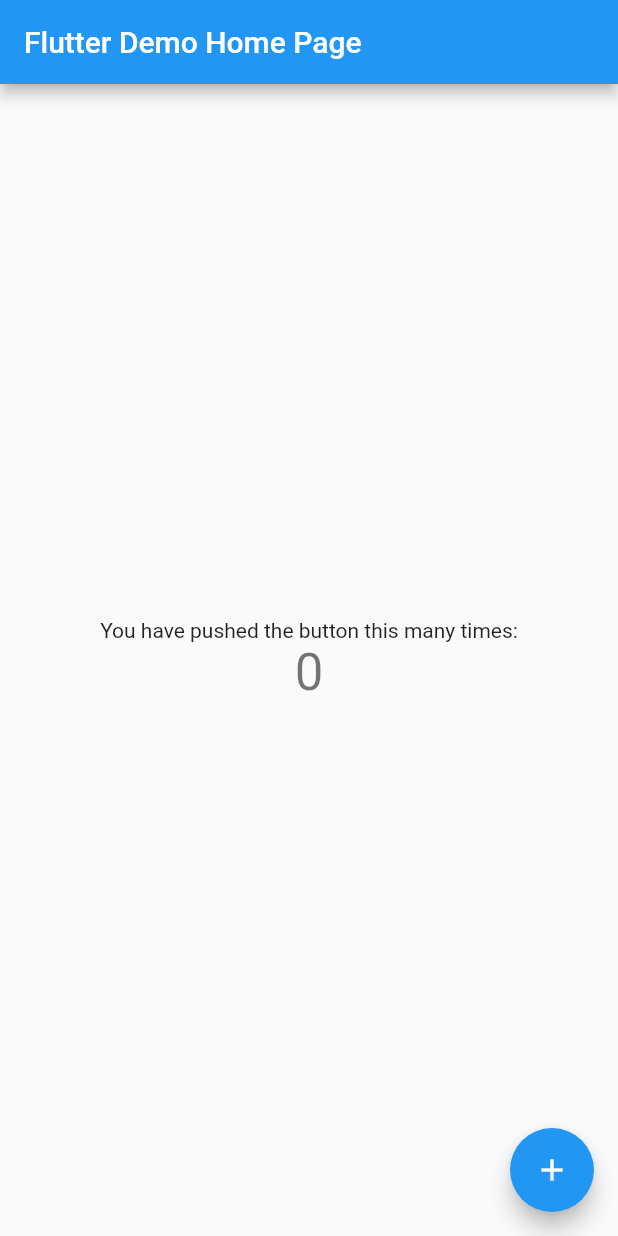
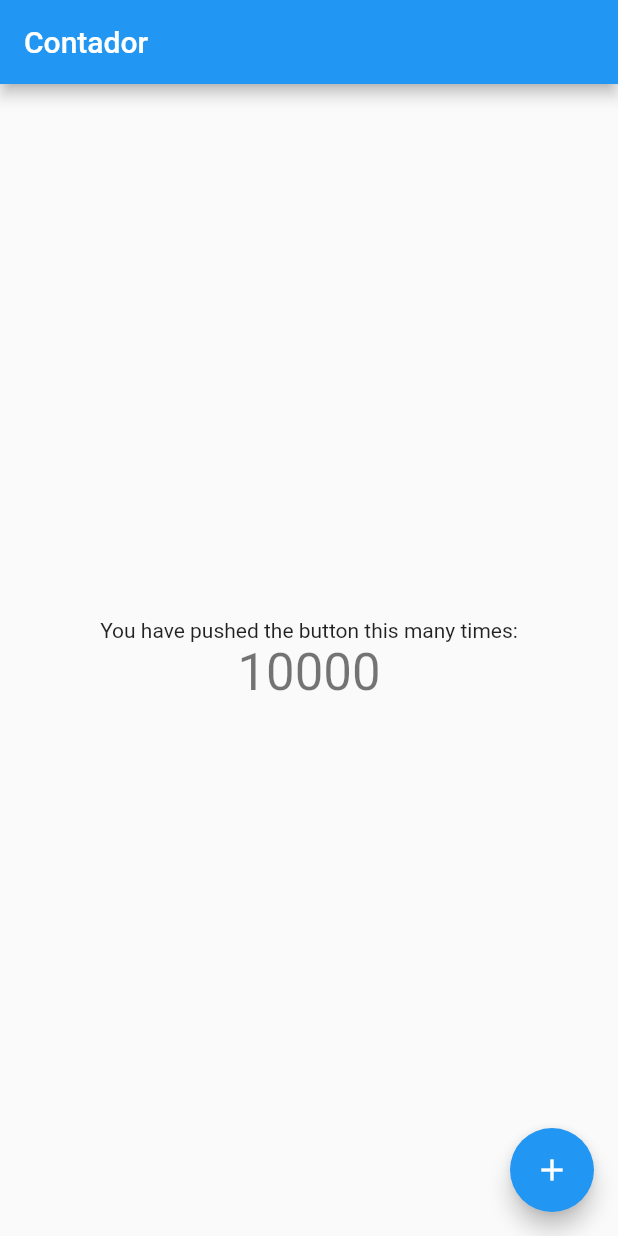
Before and after one commit to estelson/pomodoro, a Flutter app: the screen it shows after launch, on a phone screen of 412 x 824 dp. Run offline on Flutter 3.47's test engine with Material 2 defaults, Android fonts, the phone set to English and light mode, and no system bars; our stand-ins replace flutter_mobx, mobx; generated files the repository leaves out were written again.

Commit message:
Adicionando gerenciamento de estado de forma reativa utilizando MobX - https://pub.dev/packages?q=mobx

```diff
--- a/analysis_options.yaml
+++ b/analysis_options.yaml
@@ -25,5 +25,6 @@ linter:
     # avoid_print: false  # Uncomment to disable the `avoid_print` rule
     # prefer_single_quotes: true  # Uncomment to enable the `prefer_single_quotes` rule
     prefer_const_constructors: false
+
 # Additional information about this file can be found at
 # https://dart.dev/guides/language/analysis-options
--- a/lib/main.dart
+++ b/lib/main.dart
@@ -1,4 +1,6 @@
 import 'package:flutter/material.dart';
+import 'package:flutter_mobx/flutter_mobx.dart';
+import 'package:pomodoro/store/contador.store.dart';
 
 void main() {
   runApp(const MyApp());
@@ -10,56 +12,47 @@ class MyApp extends StatelessWidget {
   @override
   Widget build(BuildContext context) {
     return MaterialApp(
+      debugShowCheckedModeBanner: false,
       title: 'Flutter Demo',
       theme: ThemeData(
         primarySwatch: Colors.blue,
       ),
-      home: const MyHomePage(title: 'Flutter Demo Home Page'),
+      home: HomePage(),
     );
   }
 }
 
-class MyHomePage extends StatefulWidget {
-  const MyHomePage({super.key, required this.title});
-  final String title;
+final store = ContadorStore();
 
-  @override
-  State<MyHomePage> createState() => _MyHomePageState();
-}
-
-class _MyHomePageState extends State<MyHomePage> {
-  int _counter = 0;
-
-  void _incrementCounter() {
-    setState(() {
-      _counter++;
-    });
-  }
+class HomePage extends StatelessWidget {
+  const HomePage({super.key});
 
   @override
   Widget build(BuildContext context) {
     return Scaffold(
       appBar: AppBar(
-        title: Text(widget.title),
+        title: Text("Contador"),
       ),
       body: Center(
         child: Column(
           mainAxisAlignment: MainAxisAlignment.center,
-          children: <Widget>[
-            const Text(
+          children: [
+            Text(
               'You have pushed the button this many times:',
             ),
-            Text(
-              '$_counter',
-              style: Theme.of(context).textTheme.headlineMedium,
+            Observer(
+              builder: (_) => Text(
+                '${store.contador}',
+                style: Theme.of(context).textTheme.headlineMedium,
+              ),
             ),
           ],
         ),
       ),
       floatingActionButton: FloatingActionButton(
-        onPressed: _incrementCounter,
+        onPressed: store.incrementar,
         tooltip: 'Increment',
-        child: const Icon(Icons.add),
+        child: Icon(Icons.add),
       ),
     );
   }
--- /dev/null
+++ b/lib/store/contador.store.dart
@@ -0,0 +1,15 @@
+import 'package:mobx/mobx.dart';
+
+part "contador.store.g.dart";
+
+class ContadorStore = _ContadorStore with _$ContadorStore;
+
+abstract class _ContadorStore with Store {
+  @observable
+  int contador = 10000;
+
+  @action
+  void incrementar() {
+    contador++;
+  }
+}
```
Also changed, not shown: lib/store/contador.store.g.dart (added).
